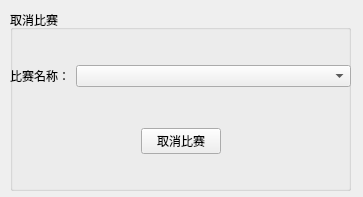
First picture: the form in CrossroadGradeManageSystem/pages/cancelgames/cancelgames.ui, repository JyamlamLaiHust/MotorcrossManagementSystem, before the edit.
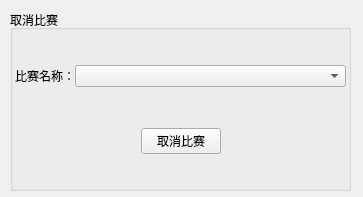
Second picture: the form after the edit.

```diff
--- a/CrossroadGradeManageSystem/pages/cancelgames/cancelgames.ui
+++ b/CrossroadGradeManageSystem/pages/cancelgames/cancelgames.ui
@@ -37,6 +37,15 @@
     <layout class="QVBoxLayout" name="verticalLayout">
      <item>
       <layout class="QHBoxLayout" name="horizontalLayout">
+       <property name="spacing">
+        <number>0</number>
+       </property>
+       <property name="leftMargin">
+        <number>5</number>
+       </property>
+       <property name="rightMargin">
+        <number>5</number>
+       </property>
        <item>
         <widget class="QLabel" name="label">
          <property name="text">
```
